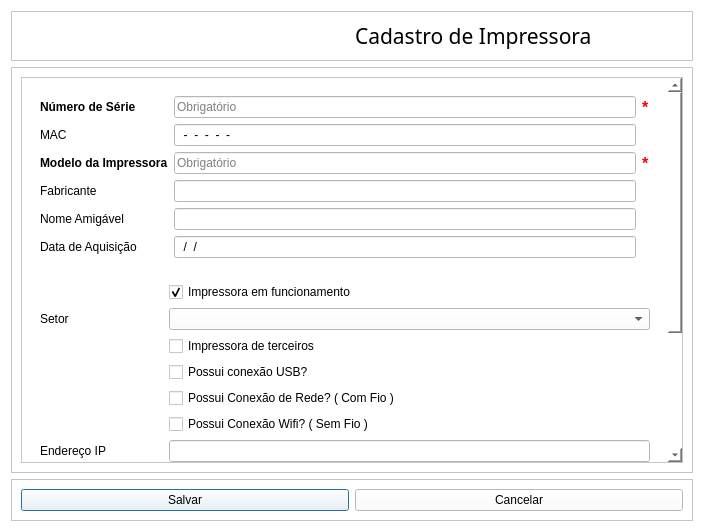
Before: the Qt Designer form View/Telas/CadastroImpressora.ui in Blastoles/ProjetoSCGI, drawn with Qt 5.
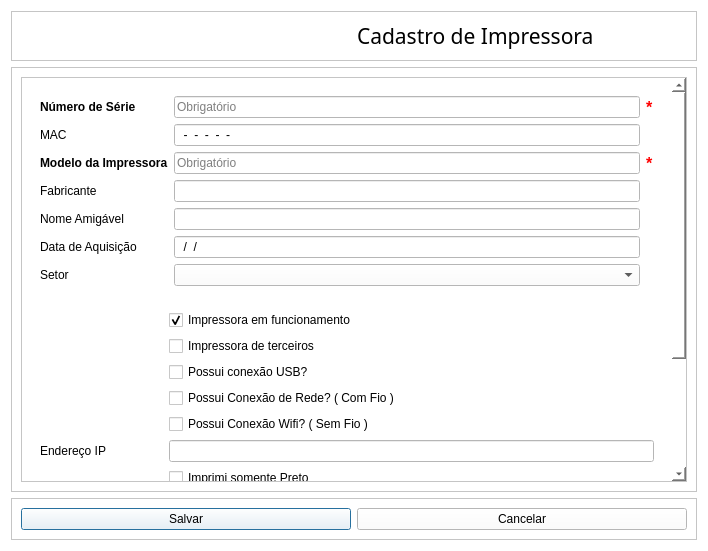
After: the same form once the commit is applied. Icons and pictures are not drawn.

Diff of the .ui file:
```diff
--- a/View/Telas/CadastroImpressora.ui
+++ b/View/Telas/CadastroImpressora.ui
@@ -9,8 +9,8 @@
    <rect>
     <x>0</x>
     <y>0</y>
-    <width>704</width>
-    <height>532</height>
+    <width>708</width>
+    <height>551</height>
    </rect>
   </property>
   <property name="contextMenuPolicy">
@@ -97,8 +97,8 @@
             <rect>
              <x>0</x>
              <y>0</y>
-             <width>645</width>
-             <height>526</height>
+             <width>649</width>
+             <height>532</height>
             </rect>
            </property>
            <layout class="QGridLayout" name="gridLayout">
@@ -304,6 +304,27 @@
                  </property>
                 </widget>
                </item>
+               <item row="6" column="0">
+                <widget class="QLabel" name="TX_Setor">
+                 <property name="font">
+                  <font>
+                   <family>Arial</family>
+                  </font>
+                 </property>
+                 <property name="text">
+                  <string>Setor</string>
+                 </property>
+                </widget>
+               </item>
+               <item row="6" column="1">
+                <widget class="QComboBox" name="CP_Setor">
+                 <property name="font">
+                  <font>
+                   <family>Arial</family>
+                  </font>
+                 </property>
+                </widget>
+               </item>
               </layout>
              </widget>
             </item>
@@ -316,7 +337,37 @@
                <enum>QFrame::Plain</enum>
               </property>
               <layout class="QFormLayout" name="formLayout_2">
-               <item row="3" column="1">
+               <item row="0" column="1">
+                <widget class="QCheckBox" name="CP_Ativo">
+                 <property name="font">
+                  <font>
+                   <family>Arial</family>
+                  </font>
+                 </property>
+                 <property name="text">
+                  <string>Impressora em funcionamento</string>
+                 </property>
+                 <property name="checkable">
+                  <bool>true</bool>
+                 </property>
+                 <property name="checked">
+                  <bool>true</bool>
+                 </property>
+                </widget>
+               </item>
+               <item row="1" column="1">
+                <widget class="QCheckBox" name="CP_Terceiros">
+                 <property name="font">
+                  <font>
+                   <family>Arial</family>
+                  </font>
+                 </property>
+                 <property name="text">
+                  <string>Impressora de terceiros</string>
+                 </property>
+                </widget>
+               </item>
+               <item row="2" column="1">
                 <widget class="QCheckBox" name="CP_USB">
                  <property name="font">
                   <font>
@@ -328,7 +379,7 @@
                  </property>
                 </widget>
                </item>
-               <item row="4" column="1">
+               <item row="3" column="1">
                 <widget class="QCheckBox" name="CP_Rede">
                  <property name="font">
                   <font>
@@ -340,7 +391,7 @@
                  </property>
                 </widget>
                </item>
-               <item row="5" column="1">
+               <item row="4" column="1">
                 <widget class="QCheckBox" name="CP_Wifi">
                  <property name="font">
                   <font>
@@ -352,7 +403,16 @@
                  </property>
                 </widget>
                </item>
-               <item row="6" column="0">
+               <item row="5" column="1">
+                <widget class="QLineEdit" name="CP_IP">
+                 <property name="font">
+                  <font>
+                   <family>Arial</family>
+                  </font>
+                 </property>
+                </widget>
+               </item>
+               <item row="5" column="0">
                 <widget class="QLabel" name="TX_IP">
                  <property name="font">
                   <font>
@@ -365,15 +425,6 @@
                 </widget>
                </item>
                <item row="6" column="1">
-                <widget class="QLineEdit" name="CP_IP">
-                 <property name="font">
-                  <font>
-                   <family>Arial</family>
-                  </font>
-                 </property>
-                </widget>
-               </item>
-               <item row="7" column="1">
                 <widget class="QCheckBox" name="CP_Preto">
                  <property name="font">
                   <font>
@@ -481,57 +532,6 @@
                  </property>
                 </widget>
                </item>
-               <item row="2" column="1">
-                <widget class="QCheckBox" name="CP_Terceiros">
-                 <property name="font">
-                  <font>
-                   <family>Arial</family>
-                  </font>
-                 </property>
-                 <property name="text">
-                  <string>Impressora de terceiros</string>
-                 </property>
-                </widget>
-               </item>
-               <item row="1" column="1">
-                <widget class="QComboBox" name="CP_Setor">
-                 <property name="font">
-                  <font>
-                   <family>Arial</family>
-                  </font>
-                 </property>
-                </widget>
-               </item>
-               <item row="1" column="0">
-                <widget class="QLabel" name="TX_Setor">
-                 <property name="font">
-                  <font>
-                   <family>Arial</family>
-                  </font>
-                 </property>
-                 <property name="text">
-                  <string>Setor</string>
-                 </property>
-                </widget>
-               </item>
-               <item row="0" column="1">
-                <widget class="QCheckBox" name="CP_Ativo">
-                 <property name="font">
-                  <font>
-                   <family>Arial</family>
-                  </font>
-                 </property>
-                 <property name="text">
-                  <string>Impressora em funcionamento</string>
-                 </property>
-                 <property name="checkable">
-                  <bool>true</bool>
-                 </property>
-                 <property name="checked">
-                  <bool>true</bool>
-                 </property>
-                </widget>
-               </item>
               </layout>
              </widget>
             </item>
```
Left out of the diff: 150 changed lines with no effect on the pictures.
